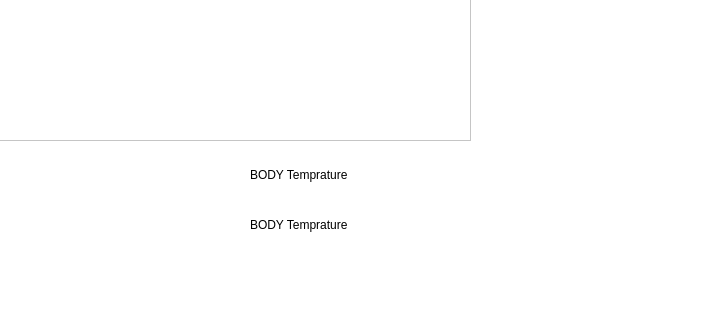
Qt form GUI/dispaly_graph.ui (deveshbajaj/c2c) before a commit; both pictures show x 130 to 831 and y 280 to 600 of the 977 by 600 pixel window.
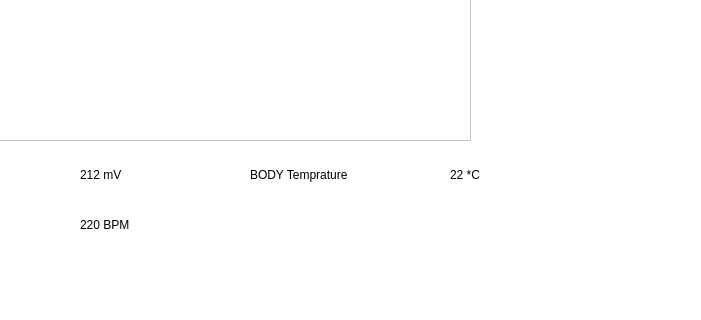
The same form after that commit.

```diff
--- a/GUI/dispaly_graph.ui
+++ b/GUI/dispaly_graph.ui
@@ -103,22 +103,6 @@
      <string>BODY Temprature</string>
     </property>
    </widget>
-   <widget class="QLabel" name="label_5">
-    <property name="geometry">
-     <rect>
-      <x>380</x>
-      <y>490</y>
-      <width>171</width>
-      <height>30</height>
-     </rect>
-    </property>
-    <property name="styleSheet">
-     <string notr="true">font: 16pt &quot;Segoe UI Emoji&quot;;</string>
-    </property>
-    <property name="text">
-     <string>BODY Temprature</string>
-    </property>
-   </widget>
    <widget class="QLabel" name="label_6">
     <property name="geometry">
      <rect>
@@ -183,6 +167,54 @@
      <string/>
     </property>
    </widget>
+   <widget class="QLabel" name="label_10">
+    <property name="geometry">
+     <rect>
+      <x>210</x>
+      <y>440</y>
+      <width>171</width>
+      <height>30</height>
+     </rect>
+    </property>
+    <property name="styleSheet">
+     <string notr="true">font: 16pt &quot;Segoe UI Emoji&quot;;</string>
+    </property>
+    <property name="text">
+     <string>212 mV</string>
+    </property>
+   </widget>
+   <widget class="QLabel" name="label_11">
+    <property name="geometry">
+     <rect>
+      <x>210</x>
+      <y>490</y>
+      <width>171</width>
+      <height>30</height>
+     </rect>
+    </property>
+    <property name="styleSheet">
+     <string notr="true">font: 16pt &quot;Segoe UI Emoji&quot;;</string>
+    </property>
+    <property name="text">
+     <string>220 BPM</string>
+    </property>
+   </widget>
+   <widget class="QLabel" name="label_12">
+    <property name="geometry">
+     <rect>
+      <x>580</x>
+      <y>440</y>
+      <width>171</width>
+      <height>30</height>
+     </rect>
+    </property>
+    <property name="styleSheet">
+     <string notr="true">font: 16pt &quot;Segoe UI Emoji&quot;;</string>
+    </property>
+    <property name="text">
+     <string>22 *C</string>
+    </property>
+   </widget>
   </widget>
   <widget class="QMenuBar" name="menubar">
    <property name="geometry">
```
Left out of the diff: 2 changed lines with no effect on the pictures.
